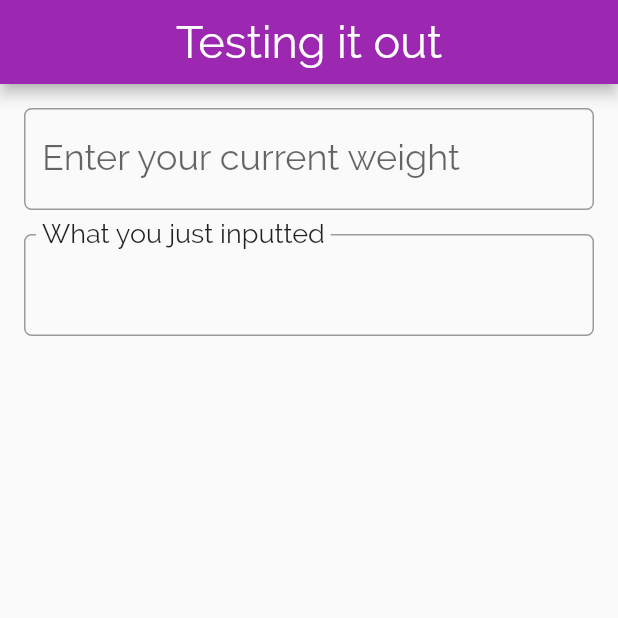
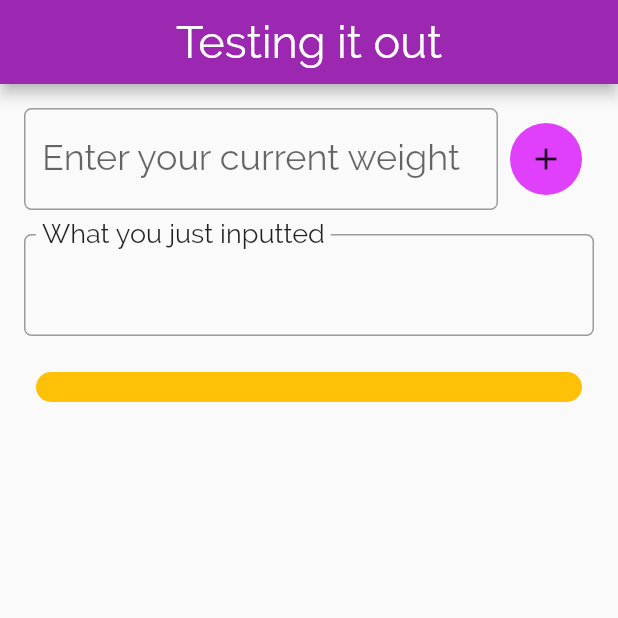
Before and after one commit to deepakmkoshy/WeightTracker, a Flutter app: the screen it shows after launch, on a phone screen of 412 x 824 dp, the top half of it. Run offline on Flutter 3.47's test engine with Material 2 defaults, Android fonts, the phone set to English and light mode, and no system bars.

```diff
--- a/lib/HomePage.dart
+++ b/lib/HomePage.dart
@@ -16,87 +16,105 @@ class MyHomePage extends StatefulWidget {
 }
 
 class _MyHomePageState extends State<MyHomePage> {
-
   String _input;
-  List<String> _weight;
+  var _weight = <String>[];
 
   @override
-void initState(){
+  void initState() {
     super.initState();
-  _input='';
+    _input = '';
   }
 
-  void _updateList(String input){
+  void _updateInput(String input) {
     setState(() {
-    _input=input;
-    _weight.add(input);
+      _input = input;
     });
+  }
+
+  void _updateList() {
+    setState(() {
+      _weight.add(_input);
+    });
+  }
+
+  Widget _viewList() {
+    String tmp = '';
+    if (_weight.isEmpty)
+      return null;
+    else {
+      for (var text in _weight) {
+        tmp = tmp + ' ' + text;
+      }
+      return Text(
+        tmp,
+        style: Theme.of(context).textTheme.headline5,
+      );
+    }
   }
 
   @override
   Widget build(BuildContext context) {
-
     return Padding(
       padding: const EdgeInsets.all(16.0),
       child: Column(
-        crossAxisAlignment: CrossAxisAlignment.stretch,
         children: <Widget>[
-         TextField(
+          Row(
+            mainAxisAlignment: MainAxisAlignment.center,
+            children: <Widget>[
+              Expanded(
+                child: TextField(
                   style: Theme.of(context).textTheme.headline5,
                   decoration: InputDecoration(
                     labelText: "Enter your current weight",
                     border: OutlineInputBorder(
-                borderRadius: BorderRadius.circular(5.0)
+                        borderRadius: BorderRadius.circular(5.0)),
+                  ),
+                  onSubmitted: _updateInput,
                 ),
               ),
-            onSubmitted: _updateList,
-
+              Padding(
+                padding: const EdgeInsets.all(8.0),
+                child: Ink(
+                  decoration: const ShapeDecoration(
+                    color: Colors.purpleAccent,
+                    shape: CircleBorder(),
+                  ),
+                  child: IconButton(
+                    icon: Icon(Icons.add),
+                    onPressed: _updateList,
+                  ),
+                ),
+              ),
+            ],
           ),
           Padding(
             padding: const EdgeInsets.symmetric(vertical: 16.0),
             child: Container(
               child: InputDecorator(
-            child: Text(_input,
-            style: Theme.of(context).textTheme.headline5),
+                child:
+                    Text(_input, style: Theme.of(context).textTheme.headline5),
                 decoration: InputDecoration(
                   labelText: 'What you just inputted',
                   labelStyle: Theme.of(context).textTheme.headline5,
                   border: OutlineInputBorder(
-    borderRadius: BorderRadius.circular(5.0)
-            ),
-
-
+                      borderRadius: BorderRadius.circular(5.0)),
                 ),
               ),
             ),
           ),
-
-
-
+          Padding(
+            padding: const EdgeInsets.all(8.0),
+            child: Container(
+              child: _viewList(),
+              padding: EdgeInsets.all(10.0),
+              decoration: BoxDecoration(
+                  borderRadius: BorderRadius.circular(10.0),
+                  color: Colors.amber),
+            ),
+          )
         ],
       ),
     );
-
-
-
-
-
-    return Padding(
-      padding: const EdgeInsets.all(16.0),
-      child: DecoratedBox(
-          decoration: BoxDecoration(
-            color: Colors.orangeAccent,
-            borderRadius: BorderRadius.circular(20.0),
-          ),
-          child: Padding(
-            padding: const EdgeInsets.all(16.0),
-            child: Text(
-              "How does this box look",
-              style: TextStyle(fontSize: 30.0),
-            ),
-          ),
-        ),
-      //),
-    );
+    //);
   }
 }
```
Lines whose indentation alone changed are shown as unchanged.
